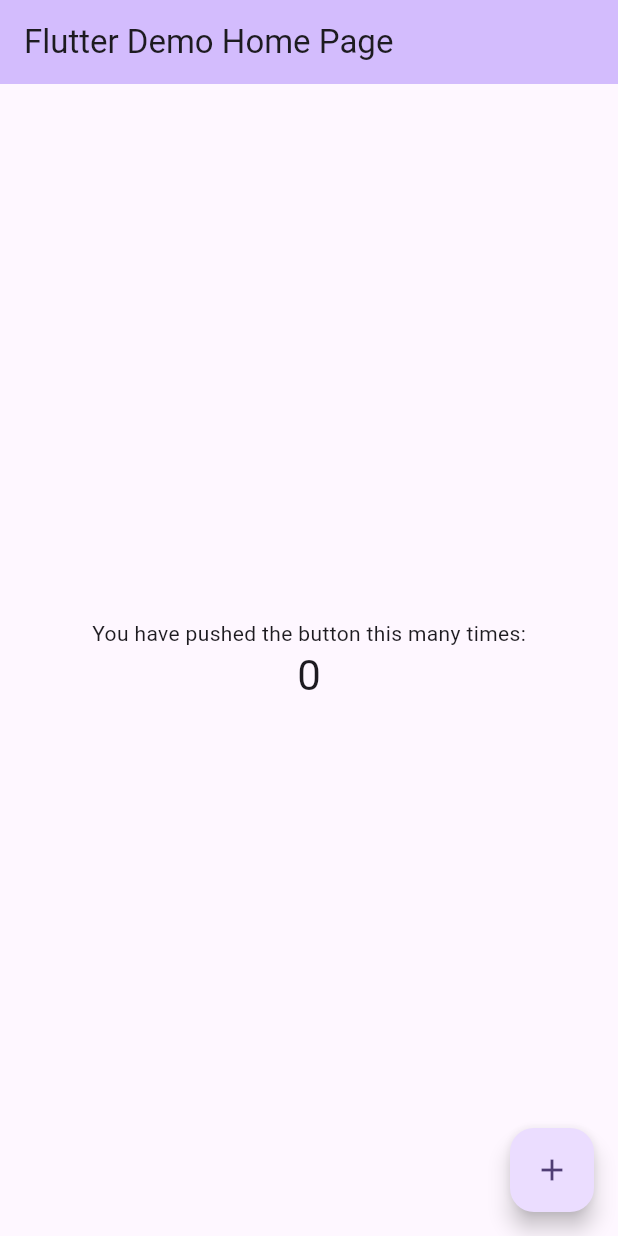
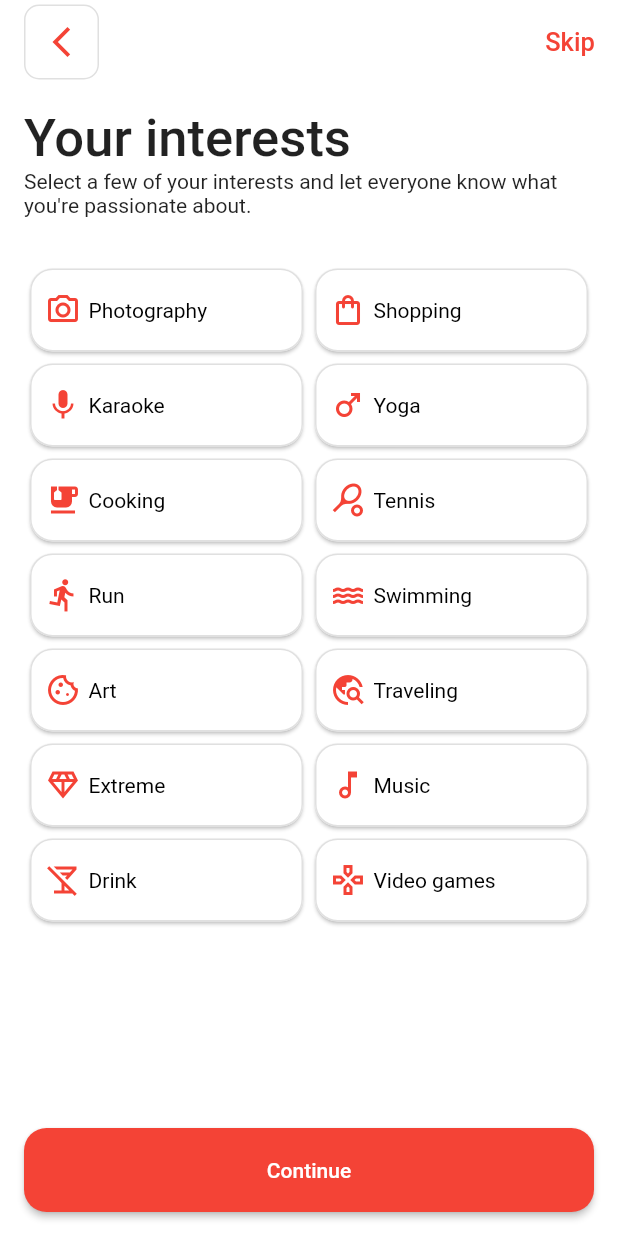
Before and after one commit to hredhayxz/mudslide_creators_hub_assignment, a Flutter app: the screen it shows after launch, on a phone screen of 412 x 824 dp. Run offline on Flutter 3.47's test engine with Material 2 defaults, Android fonts, the phone set to English and light mode, and no system bars.

Commit message:
Passions screen design has been done

```diff
--- /dev/null
+++ b/lib/app.dart
@@ -0,0 +1,19 @@
+import 'package:flutter/material.dart';
+import 'package:mudslide_creators_hub_assignment/presentation/ui/screens/passions_screen.dart';
+
+class MyApp extends StatelessWidget {
+  const MyApp({super.key});
+
+  @override
+  Widget build(BuildContext context) {
+    return MaterialApp(
+      debugShowCheckedModeBanner: false,
+      title: 'Assignment',
+      // theme: ThemeData(
+      //   colorScheme: ColorScheme.fromSeed(seedColor: Colors.deepPurple),
+      //   useMaterial3: true,
+      // ),
+      home: PassionsScreen(),
+    );
+  }
+}
--- a/lib/main.dart
+++ b/lib/main.dart
@@ -1,125 +1,6 @@
 import 'package:flutter/material.dart';
+import 'package:mudslide_creators_hub_assignment/app.dart';
 
 void main() {
   runApp(const MyApp());
 }
-
-class MyApp extends StatelessWidget {
-  const MyApp({super.key});
-
-  // This widget is the root of your application.
-  @override
-  Widget build(BuildContext context) {
-    return MaterialApp(
-      title: 'Flutter Demo',
-      theme: ThemeData(
-        // This is the theme of your application.
-        //
-        // TRY THIS: Try running your application with "flutter run". You'll see
-        // the application has a blue toolbar. Then, without quitting the app,
-        // try changing the seedColor in the colorScheme below to Colors.green
-        // and then invoke "hot reload" (save your changes or press the "hot
-        // reload" button in a Flutter-supported IDE, or press "r" if you used
-        // the command line to start the app).
-        //
-        // Notice that the counter didn't reset back to zero; the application
-        // state is not lost during the reload. To reset the state, use hot
-        // restart instead.
-        //
-        // This works for code too, not just values: Most code changes can be
-        // tested with just a hot reload.
-        colorScheme: ColorScheme.fromSeed(seedColor: Colors.deepPurple),
-        useMaterial3: true,
-      ),
-      home: const MyHomePage(title: 'Flutter Demo Home Page'),
-    );
-  }
-}
-
-class MyHomePage extends StatefulWidget {
-  const MyHomePage({super.key, required this.title});
-
-  // This widget is the home page of your application. It is stateful, meaning
-  // that it has a State object (defined below) that contains fields that affect
-  // how it looks.
-
-  // This class is the configuration for the state. It holds the values (in this
-  // case the title) provided by the parent (in this case the App widget) and
-  // used by the build method of the State. Fields in a Widget subclass are
-  // always marked "final".
-
-  final String title;
-
-  @override
-  State<MyHomePage> createState() => _MyHomePageState();
-}
-
-class _MyHomePageState extends State<MyHomePage> {
-  int _counter = 0;
-
-  void _incrementCounter() {
-    setState(() {
-      // This call to setState tells the Flutter framework that something has
-      // changed in this State, which causes it to rerun the build method below
-      // so that the display can reflect the updated values. If we changed
-      // _counter without calling setState(), then the build method would not be
-      // called again, and so nothing would appear to happen.
-      _counter++;
-    });
-  }
-
-  @override
-  Widget build(BuildContext context) {
-    // This method is rerun every time setState is called, for instance as done
-    // by the _incrementCounter method above.
-    //
-    // The Flutter framework has been optimized to make rerunning build methods
-    // fast, so that you can just rebuild anything that needs updating rather
-    // than having to individually change instances of widgets.
-    return Scaffold(
-      appBar: AppBar(
-        // TRY THIS: Try changing the color here to a specific color (to
-        // Colors.amber, perhaps?) and trigger a hot reload to see the AppBar
-        // change color while the other colors stay the same.
-        backgroundColor: Theme.of(context).colorScheme.inversePrimary,
-        // Here we take the value from the MyHomePage object that was created by
-        // the App.build method, and use it to set our appbar title.
-        title: Text(widget.title),
-      ),
-      body: Center(
-        // Center is a layout widget. It takes a single child and positions it
-        // in the middle of the parent.
-        child: Column(
-          // Column is also a layout widget. It takes a list of children and
-          // arranges them vertically. By default, it sizes itself to fit its
-          // children horizontally, and tries to be as tall as its parent.
-          //
-          // Column has various properties to control how it sizes itself and
-          // how it positions its children. Here we use mainAxisAlignment to
-          // center the children vertically; the main axis here is the vertical
-          // axis because Columns are vertical (the cross axis would be
-          // horizontal).
-          //
-          // TRY THIS: Invoke "debug painting" (choose the "Toggle Debug Paint"
-          // action in the IDE, or press "p" in the console), to see the
-          // wireframe for each widget.
-          mainAxisAlignment: MainAxisAlignment.center,
-          children: <Widget>[
-            const Text(
-              'You have pushed the button this many times:',
-            ),
-            Text(
-              '$_counter',
-              style: Theme.of(context).textTheme.headlineMedium,
-            ),
-          ],
-        ),
-      ),
-      floatingActionButton: FloatingActionButton(
-        onPressed: _incrementCounter,
-        tooltip: 'Increment',
-        child: const Icon(Icons.add),
-      ), // This trailing comma makes auto-formatting nicer for build methods.
-    );
-  }
-}
--- /dev/null
+++ b/lib/presentation/ui/screens/passions_screen.dart
@@ -0,0 +1,116 @@
+import 'package:flutter/material.dart';
+import 'package:mudslide_creators_hub_assignment/presentation/ui/widgets/passions_card.dart';
+
+class PassionsScreen extends StatelessWidget {
+  PassionsScreen({super.key});
+
+  Map<String, IconData> passionsData = {
+    'Photography': Icons.camera_alt_outlined,
+    'Shopping': Icons.shopping_bag_outlined,
+    'Karaoke': Icons.mic,
+    'Yoga': Icons.male,
+    'Cooking': Icons.emoji_food_beverage,
+    'Tennis': Icons.sports_tennis,
+    'Run': Icons.directions_run_outlined,
+    'Swimming': Icons.water_outlined,
+    'Art': Icons.cookie_outlined,
+    'Traveling': Icons.travel_explore_outlined,
+    'Extreme': Icons.diamond_outlined,
+    'Music': Icons.music_note_outlined,
+    'Drink': Icons.no_drinks_outlined,
+    'Video games': Icons.gamepad_outlined,
+  };
+
+  @override
+  Widget build(BuildContext context) {
+    return Scaffold(
+      backgroundColor: Colors.white,
+      appBar: AppBar(
+        title: InkWell(
+          onTap: () {},
+          child: Container(
+            height: 50,
+            width: 50,
+            decoration: BoxDecoration(
+              color: Colors.white,
+              borderRadius: const BorderRadius.all(Radius.circular(10.0)),
+              border: Border.all(
+                color: Colors.grey.shade300,
+                width: 1.0,
+              ),
+            ),
+            child: const Center(
+              child: Icon(
+                Icons.arrow_back_ios_new,
+                color: Colors.red,
+              ),
+            ),
+          ),
+        ),
+        actions: [
+          TextButton(
+            onPressed: () {},
+            child: const Text(
+              'Skip',
+              style: TextStyle(color: Colors.red, fontSize: 17),
+            ),
+          ),
+        ],
+        backgroundColor: Colors.white,
+        elevation: 0,
+      ),
+      body: SafeArea(
+        child: Padding(
+          padding: const EdgeInsets.all(16.0),
+          child: Column(
+            crossAxisAlignment: CrossAxisAlignment.start,
+            children: [
+              Text(
+                'Your interests',
+                style: Theme.of(context)
+                    .textTheme
+                    .titleLarge
+                    ?.copyWith(fontSize: 35),
+              ),
+              const Text(
+                  'Select a few of your interests and let everyone know what you\'re passionate about.'),
+              const SizedBox(
+                height: 30,
+              ),
+              Expanded(
+                child: SizedBox(
+                  height: 800,
+                  child: GridView.builder(
+                    gridDelegate:
+                        const SliverGridDelegateWithFixedCrossAxisCount(
+                      crossAxisCount: 2,
+                      childAspectRatio: 3,
+                    ),
+                    itemCount: passionsData.length,
+                    itemBuilder: (BuildContext context, int index) {
+                      return PassionsCard(
+                        passionName: passionsData.keys.elementAt(index),
+                        passionIcon: passionsData.values.elementAt(index),
+                      );
+                    },
+                  ),
+                ),
+              ),
+              ElevatedButton(
+                onPressed: () {},
+                style: ElevatedButton.styleFrom(
+                  backgroundColor: Colors.red,
+                  shape: RoundedRectangleBorder(
+                    borderRadius: BorderRadius.circular(15.0),
+                  ),
+                  minimumSize: const Size(double.infinity, 56.0),
+                ),
+                child: const Text('Continue'),
+              ),
+            ],
+          ),
+        ),
+      ),
+    );
+  }
+}
--- /dev/null
+++ b/lib/presentation/ui/widgets/passions_card.dart
@@ -0,0 +1,56 @@
+import 'package:flutter/material.dart';
+
+class PassionsCard extends StatefulWidget {
+  final String passionName;
+  final IconData passionIcon;
+
+  const PassionsCard({
+    Key? key,
+    required this.passionName,
+    required this.passionIcon,
+  }) : super(key: key);
+
+  @override
+  _PassionsCardState createState() => _PassionsCardState();
+}
+
+class _PassionsCardState extends State<PassionsCard> {
+  bool isSelected = false;
+
+  @override
+  Widget build(BuildContext context) {
+    return GestureDetector(
+      onTap: () {
+        isSelected = !isSelected;
+        setState(() {});
+      },
+      child: Card(
+        color: isSelected ? Colors.red : Colors.white,
+        shape: RoundedRectangleBorder(
+          borderRadius: BorderRadius.circular(15),
+          side: BorderSide(color: Colors.grey.shade300, width: 1),
+        ),
+        child: Padding(
+          padding: const EdgeInsets.all(10.0),
+          child: Row(
+            children: [
+              Icon(
+                widget.passionIcon,
+                color: isSelected ? Colors.white : Colors.red,
+              ),
+              const SizedBox(
+                width: 5,
+              ),
+              Text(
+                widget.passionName,
+                style: TextStyle(
+                  color: isSelected ? Colors.white : Colors.black,
+                ),
+              ),
+            ],
+          ),
+        ),
+      ),
+    );
+  }
+}
```
Also changed, not shown: 1 other file.
